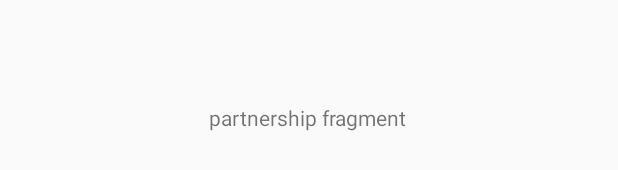
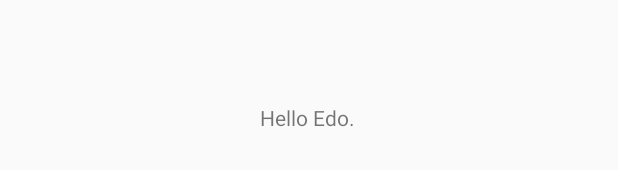
Before and after one commit to edoricardo/CoffeeInn, an Android app: the layout fragment_partner.xml on its own in the app's theme, with its tools: preview values and no code run, on a phone screen of 412 x 824 dp. Shown: the part 501-671 px from the top of the screen. Run offline under Robolectric (Android 15) with nearby library versions, the phone set to English and light mode, and no system bars.

Commit message:
Sending message to Edo.

```diff
--- a/app/src/main/java/com/example/coffeeinn/ImageCarousel.java
+++ b/app/src/main/java/com/example/coffeeinn/ImageCarousel.java
@@ -24,6 +24,7 @@ public class ImageCarousel extends AppCompatActivity {
 
     CarouselView carouselView;
     int[] sampleImages = {R.drawable.slide_a, R.drawable.slide_b, R.drawable.slide_c, R.drawable.slide_d};
+    int test = sampleImages.length;
 
     String prevStarted = "prevStarted";
     @Override
--- a/app/src/main/res/layout/fragment_partner.xml
+++ b/app/src/main/res/layout/fragment_partner.xml
@@ -12,7 +12,7 @@
         android:id="@+id/textView7"
         android:layout_width="wrap_content"
         android:layout_height="wrap_content"
-        android:text="partnership fragment"
+        android:text="Hello Edo."
         app:layout_constraintBottom_toBottomOf="parent"
         app:layout_constraintEnd_toEndOf="parent"
         app:layout_constraintHorizontal_bias="0.498"
```
